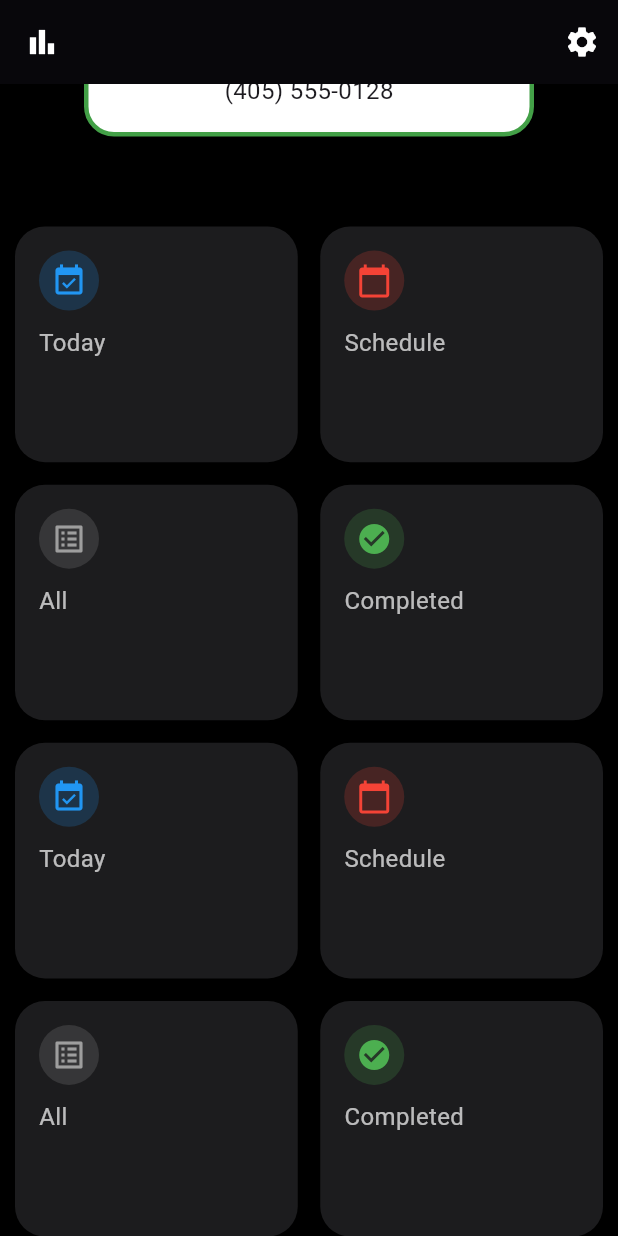
After one commit to Konggarage/ITDS283_Sec1_Group14_FoodReminder, a Flutter app: the Homepage screen opened directly, scrolled down 216 dp, after a tap on the "bar chart" icon, on a phone screen of 412 x 824 dp. The commit adds this screen. Run offline on Flutter 3.47's test engine with Material 3 defaults, Android fonts, the phone set to English and light mode, and no system bars; statements that could not run were skipped.

Commit message:
do homepage and nav

```diff
--- a/lib/main.dart
+++ b/lib/main.dart
@@ -9,7 +9,81 @@ class MyApp extends StatelessWidget {
 
   // This widget is the root of your application.
   @override
+  Widget build(BuildContext context) {import 'package:flutter/material.dart';
+import 'package:myapp/pages/homepage.dart'; // อย่าลืม import หน้า Homepage
+import 'package:myapp/pages/Addlistpage.dart';
+
+void main() {
+  runApp(MyApp());
+}
+
+class MyApp extends StatelessWidget {
+  const MyApp({super.key});
+
+  @override
   Widget build(BuildContext context) {
+    return MaterialApp(
+      debugShowCheckedModeBanner: false,
+      title: 'Flutter Demo',
+      theme: ThemeData(
+        colorScheme: ColorScheme.fromSeed(
+          seedColor: const Color.fromARGB(255, 0, 0, 0),
+        ),
+        useMaterial3: true,
+      ),
+      home: const ScaffoldExample(), // หน้าเริ่มต้น
+    );
+  }
+}
+
+class ScaffoldExample extends StatefulWidget {
+  const ScaffoldExample({super.key});
+
+  @override
+  State<ScaffoldExample> createState() => _ScaffoldExampleState(); // ต้องเรียก State ที่เกี่ยวข้อง
+}
+
+class _ScaffoldExampleState extends State<ScaffoldExample> {
+  int _selectedIndex = 0;
+
+  static const List<Widget> _widgetOptions = <Widget>[
+    Homepage(), // หน้าหลัก
+    FoodReminderPage(),
+  ];
+
+  void _onItemTapped(int index) {
+    setState(() {
+      _selectedIndex = index;
+    });
+  }
+
+  @override
+  Widget build(BuildContext context) {
+    return Scaffold(
+      body: Center(
+        child: _widgetOptions.elementAt(_selectedIndex), // แสดงหน้าแต่ละหน้า
+      ),
+      bottomNavigationBar: BottomNavigationBar(
+        backgroundColor: Colors.black,
+        items: const <BottomNavigationBarItem>[
+          BottomNavigationBarItem(
+            icon: Icon(Icons.person, color: Colors.white),
+            label: 'Home',
+          ),
+          BottomNavigationBarItem(
+            icon: Icon(Icons.playlist_add, color: Colors.white),
+            label: 'Addlist',
+          ),
+        ],
+        currentIndex: _selectedIndex,
+        selectedItemColor: const Color.fromARGB(255, 255, 255, 255),
+        unselectedItemColor: Colors.grey,
+        onTap: _onItemTapped,
+      ),
+    );
+  }
+}
+
     return MaterialApp(
       title: 'Flutter Demo',
       theme: ThemeData(
--- /dev/null
+++ b/lib/pages/homepage.dart
@@ -0,0 +1,181 @@
+import 'package:flutter/material.dart';
+import 'package:myapp/pages/setting.dart';
+
+class Homepage extends StatefulWidget {
+  const Homepage({super.key});
+
+  @override
+  State<Homepage> createState() => _HomePageState();
+}
+
+class _HomePageState extends State<Homepage> {
+  @override
+  Widget build(BuildContext context) {
+    return Scaffold(
+      appBar: appBar(),
+      backgroundColor: Colors.black,
+      body: SingleChildScrollView(
+        child: Column(
+          children: [
+            // ✅ ต้องใช้ children: []
+            SizedBox(height: 10),
+            Center(
+              child: SizedBox(
+                width: 300, // ปรับความกว้าง
+                height: 30, // ปรับความสูง
+                child: SearchBar(
+                  leading: const Icon(Icons.search, color: Colors.white),
+                  hintText: ('Search'),
+                  hintStyle: WidgetStateProperty.all(
+                    TextStyle(color: Colors.white),
+                  ),
+                  shadowColor: WidgetStateProperty.all(Colors.black),
+                  shape: WidgetStateProperty.all(
+                    RoundedRectangleBorder(
+                      borderRadius: BorderRadius.circular(20.0),
+                    ),
+                  ),
+                  padding: WidgetStateProperty.all(
+                    EdgeInsets.symmetric(horizontal: 16.0),
+                  ),
+                  backgroundColor: WidgetStateProperty.all(Color(0xFF1C1C1E)),
+                ),
+              ),
+            ),
+            SizedBox(height: 20),
+            profilecard(),
+
+            SizedBox(height: 60),
+            Padding(
+              padding: const EdgeInsets.symmetric(horizontal: 10),
+              child: GridView.count(
+                shrinkWrap: true,
+                physics:
+                    NeverScrollableScrollPhysics(), // ป้องกันการ Scroll ซ้อนกัน
+                crossAxisCount: 2, // 2 คอลัมน์
+                mainAxisSpacing: 15, // ระยะห่างแนวตั้ง
+                crossAxisSpacing: 15, // ระยะห่างแนวนอน
+                childAspectRatio: 1.2,
+                children: [
+                  categoryCard(Icons.event_available, "Today", Colors.blue),
+                  categoryCard(Icons.calendar_today, "Schedule", Colors.red),
+                  categoryCard(Icons.list_alt, "All", Colors.grey),
+                  categoryCard(Icons.check_circle, "Completed", Colors.green),
+                  categoryCard(Icons.event_available, "Today", Colors.blue),
+                  categoryCard(Icons.calendar_today, "Schedule", Colors.red),
+                  categoryCard(Icons.list_alt, "All", Colors.grey),
+                  categoryCard(Icons.check_circle, "Completed", Colors.green),
+                ],
+              ),
+            ),
+          ],
+        ),
+      ),
+    );
+  }
+
+  AppBar appBar() {
+    return AppBar(
+      backgroundColor: Colors.black,
+      leading: IconButton(
+        onPressed: () {
+          debugPrint("Graph icon pressed");
+        },
+        icon: Icon(Icons.bar_chart, color: Colors.white),
+      ),
+      actions: [
+        IconButton(
+          icon: Icon(
+            Icons.settings,
+            color: Colors.white,
+          ), // ไอคอนด้านขวา (actions)
+          onPressed: () {
+            Navigator.push(
+              context,
+              MaterialPageRoute(builder: (context) => Settingpage()),
+            );
+          },
+        ),
+      ],
+    );
+  }
+
+  Widget categoryCard(IconData icon, String title, Color color) {
+    return Container(
+      width: MediaQuery.of(context).size.width * 0.4,
+      decoration: BoxDecoration(
+        color: Color(0xFF1C1C1E),
+        borderRadius: BorderRadius.circular(20),
+      ),
+      padding: EdgeInsets.all(16),
+      child: Column(
+        crossAxisAlignment: CrossAxisAlignment.start,
+        children: [
+          CircleAvatar(
+            backgroundColor: color.withOpacity(0.2),
+            radius: 20,
+            child: Icon(icon, color: color, size: 24),
+          ),
+          SizedBox(height: 10),
+          Text(title, style: TextStyle(color: Colors.white70, fontSize: 16)),
+        ],
+      ),
+    );
+  }
+}
+
+class profilecard extends StatelessWidget {
+  const profilecard({super.key});
+
+  @override
+  Widget build(BuildContext context) {
+    return Center(
+      child: Container(
+        padding: EdgeInsets.all(16),
+        decoration: BoxDecoration(
+          color: Colors.white,
+          borderRadius: BorderRadius.circular(20),
+          border: Border.all(color: Colors.green.shade600, width: 3),
+          boxShadow: [
+            BoxShadow(
+              color: Colors.black26,
+              blurRadius: 10,
+              offset: Offset(0, 4),
+            ),
+          ],
+        ),
+        width: 300,
+        child: Column(
+          mainAxisSize: MainAxisSize.min,
+          children: [
+            Row(
+              children: [
+                CircleAvatar(
+                  backgroundImage: AssetImage('assets/chinjang.png'),
+                  radius: 60,
+                ),
+                SizedBox(width: 13), // เว้นระยะห่าง
+                Column(
+                  children: [
+                    Text(
+                      "Welcome Back!",
+                      style: TextStyle(
+                        fontSize: 15,
+                        fontWeight: FontWeight.bold,
+                      ),
+                    ),
+                    SizedBox(height: 10), // เว้นระยะห่าง
+                    Text("AKE ASOKE", style: TextStyle(fontSize: 15)),
+                  ],
+                ),
+              ],
+            ),
+            SizedBox(width: 10),
+            SizedBox(height: 10), // เว้นระยะห่าง
+            Text("(405) 555-0128", style: TextStyle(fontSize: 16)),
+          ],
+        ),
+      ),
+    );
+  }
+}
```
